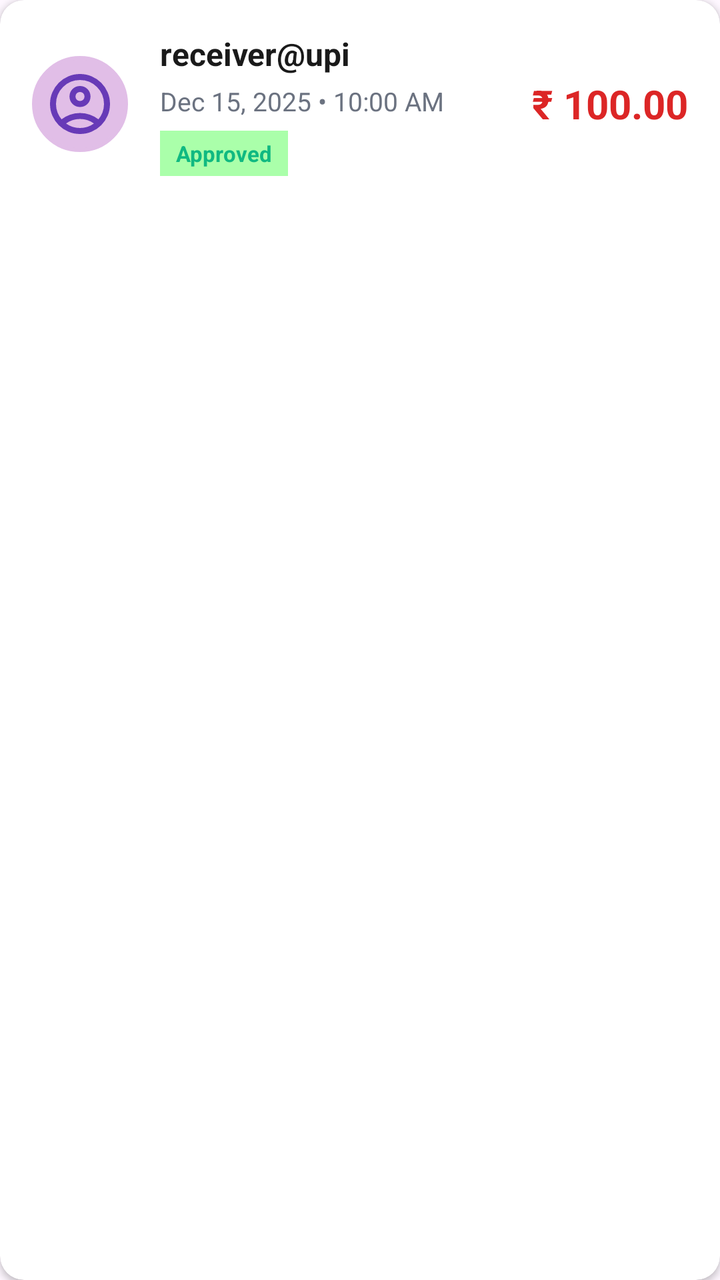
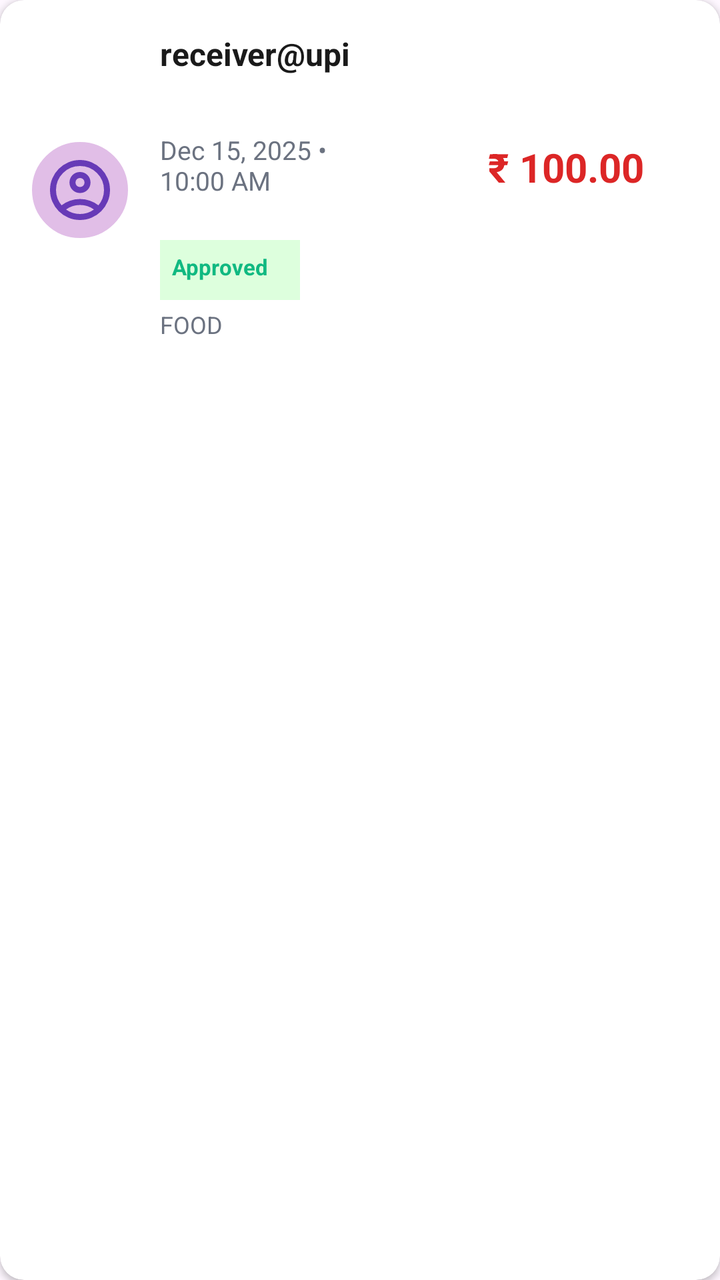

Two renders of the same Android screen: before a commit and after it. Below are the layout's source before the change and the commit's diff.
<!-- AndroidManifest.xml: application theme Theme.UPIApp -->
<!-- res/layout/item_transaction.xml -->
<?xml version="1.0" encoding="utf-8"?>
<androidx.cardview.widget.CardView xmlns:android="http://schemas.android.com/apk/res/android"
    xmlns:app="http://schemas.android.com/apk/res-auto"
    android:layout_width="match_parent"
    android:layout_height="wrap_content"
    android:layout_marginStart="16dp"
    android:layout_marginEnd="16dp"
    android:layout_marginBottom="12dp"
    app:cardCornerRadius="12dp"
    app:cardElevation="2dp"
    app:cardBackgroundColor="@android:color/white">

    <LinearLayout
        android:layout_width="match_parent"
        android:layout_height="wrap_content"
        android:orientation="horizontal"
        android:padding="16dp"
        android:gravity="center_vertical">

        
        <FrameLayout
            android:layout_width="48dp"
            android:layout_height="48dp"
            android:layout_marginEnd="16dp">

            
            <View
                android:id="@+id/icon_background"
                android:layout_width="48dp"
                android:layout_height="48dp"
                android:background="@drawable/circle_background"
                android:backgroundTint="#E1BEE7"/>

            
            <ImageView
                android:id="@+id/icon_transaction_type"
                android:layout_width="48dp"
                android:layout_height="36dp"
                android:layout_gravity="center"
                android:src="@drawable/person_outline"
                android:tint="#673AB7" />
        </FrameLayout>

        
        <LinearLayout
            android:layout_width="0dp"
            android:layout_height="wrap_content"
            android:layout_weight="1"
            android:orientation="vertical">

            
            <TextView
                android:id="@+id/text_receiver"
                android:layout_width="wrap_content"
                android:layout_height="wrap_content"
                android:text="receiver@upi"
                android:textSize="16sp"
                android:textStyle="bold"
                android:textColor="#1A1A1A"
                android:layout_marginBottom="4dp"/>

            
            <TextView
                android:id="@+id/text_timestamp"
                android:layout_width="wrap_content"
                android:layout_height="wrap_content"
                android:text="Dec 15, 2025 • 10:00 AM"
                android:textSize="13sp"
                android:textColor="#6B7280"
                android:layout_marginBottom="6dp"/>

            
            <LinearLayout
                android:layout_width="wrap_content"
                android:layout_height="wrap_content"
                android:orientation="horizontal"
                android:gravity="center_vertical">

                <TextView
                    android:id="@+id/text_status"
                    android:layout_width="wrap_content"
                    android:layout_height="wrap_content"
                    android:background="#5500FF00"
                    android:paddingStart="8dp"
                    android:paddingTop="4dp"
                    android:paddingEnd="8dp"
                    android:paddingBottom="4dp"
                    android:shadowColor="#7C5959"
                    android:text="Approved"
                    android:textColor="#10B981"
                    android:textSize="11sp"
                    android:textStyle="bold" />
            </LinearLayout>
        </LinearLayout>

        
        <TextView
            android:id="@+id/text_amount"
            android:layout_width="wrap_content"
            android:layout_height="wrap_content"
            android:text="₹ 100.00"
            android:textSize="20sp"
            android:textStyle="bold"
            android:textColor="#DC2626"
            android:layout_marginStart="12dp"/>

    </LinearLayout>

</androidx.cardview.widget.CardView>
<!-- resources referenced by this layout -->
<resources>
  <!-- drawable circle_background (drawable) -->
  <?xml version="1.0" encoding="utf-8"?>
  <shape xmlns:android="http://schemas.android.com/apk/res/android"
      android:shape="oval">
      <solid android:color="@android:color/white"/>
      <stroke android:width="2dp" android:color="#CCCCCC"/>
  </shape>
  <!-- drawable person_outline (drawable) -->
  <vector xmlns:android="http://schemas.android.com/apk/res/android" android:height="24dp" android:tint="#000000" android:viewportHeight="960" android:viewportWidth="960" android:width="24dp">
        
      <path android:fillColor="@android:color/white" android:pathData="M234,684Q285,645 348,622.5Q411,600 480,600Q549,600 612,622.5Q675,645 726,684Q761,643 780.5,591Q800,539 800,480Q800,347 706.5,253.5Q613,160 480,160Q347,160 253.5,253.5Q160,347 160,480Q160,539 179.5,591Q199,643 234,684ZM480,520Q421,520 380.5,479.5Q340,439 340,380Q340,321 380.5,280.5Q421,240 480,240Q539,240 579.5,280.5Q620,321 620,380Q620,439 579.5,479.5Q539,520 480,520ZM480,880Q397,880 324,848.5Q251,817 197,763Q143,709 111.5,636Q80,563 80,480Q80,397 111.5,324Q143,251 197,197Q251,143 324,111.5Q397,80 480,80Q563,80 636,111.5Q709,143 763,197Q817,251 848.5,324Q880,397 880,480Q880,563 848.5,636Q817,709 763,763Q709,817 636,848.5Q563,880 480,880ZM480,800Q533,800 580,784.5Q627,769 666,740Q627,711 580,695.5Q533,680 480,680Q427,680 380,695.5Q333,711 294,740Q333,769 380,784.5Q427,800 480,800ZM480,440Q506,440 523,423Q540,406 540,380Q540,354 523,337Q506,320 480,320Q454,320 437,337Q420,354 420,380Q420,406 437,423Q454,440 480,440ZM480,380Q480,380 480,380Q480,380 480,380Q480,380 480,380Q480,380 480,380Q480,380 480,380Q480,380 480,380Q480,380 480,380Q480,380 480,380ZM480,740Q480,740 480,740Q480,740 480,740Q480,740 480,740Q480,740 480,740Q480,740 480,740Q480,740 480,740Q480,740 480,740Q480,740 480,740Z"/>
      
  </vector>
  <style name="Theme.UPIApp" parent="Base.Theme.UPIApp" />
  <style name="Base.Theme.UPIApp" parent="Theme.Material3.DayNight.NoActionBar">
          
          
      </style>
</resources>

<!-- the commit's change to res/layout/item_transaction.xml (unified diff, before → after) -->
@@ -23,7 +23,6 @@
             android:layout_height="48dp"
             android:layout_marginEnd="16dp">
 
-            
             <View
                 android:id="@+id/icon_background"
                 android:layout_width="48dp"
@@ -31,14 +30,13 @@
                 android:background="@drawable/circle_background"
                 android:backgroundTint="#E1BEE7"/>
 
-            
             <ImageView
                 android:id="@+id/icon_transaction_type"
                 android:layout_width="48dp"
                 android:layout_height="36dp"
                 android:layout_gravity="center"
                 android:src="@drawable/person_outline"
-                android:tint="#673AB7" />
+                app:tint="#673AB7" />
         </FrameLayout>
 
         
@@ -48,62 +46,46 @@
             android:layout_weight="1"
             android:orientation="vertical">
 
-            
             <TextView
                 android:id="@+id/text_receiver"
-                android:layout_width="wrap_content"
-                android:layout_height="wrap_content"
                 android:text="receiver@upi"
                 android:textSize="16sp"
                 android:textStyle="bold"
-                android:textColor="#1A1A1A"
-                android:layout_marginBottom="4dp"/>
+                android:textColor="#1A1A1A" android:layout_height="50dp" android:layout_width="100dp"/>
+
+            <TextView
+                android:id="@+id/text_timestamp"
+                android:text="Dec 15, 2025 • 10:00 AM"
+                android:textSize="13sp"
+                android:textColor="#6B7280"
+                android:layout_marginBottom="4dp" android:layout_height="50dp" android:layout_width="100dp"/>
 
             
             <TextView
-                android:id="@+id/text_timestamp"
-                android:layout_width="wrap_content"
-                android:layout_height="wrap_content"
-                android:text="Dec 15, 2025 • 10:00 AM"
-                android:textSize="13sp"
-                android:textColor="#6B7280"
-                android:layout_marginBottom="6dp"/>
+                android:id="@+id/text_status"
+                android:text="Approved"
+                android:textSize="11sp"
+                android:textStyle="bold"
+                android:textColor="#10B981"
+                android:background="#2200FF00"
+                android:padding="6dp" android:layout_height="30dp" android:layout_width="70dp"/>
 
             
-            <LinearLayout
-                android:layout_width="wrap_content"
-                android:layout_height="wrap_content"
-                android:orientation="horizontal"
-                android:gravity="center_vertical">
-
-                <TextView
-                    android:id="@+id/text_status"
-                    android:layout_width="wrap_content"
-                    android:layout_height="wrap_content"
-                    android:background="#5500FF00"
-                    android:paddingStart="8dp"
-                    android:paddingTop="4dp"
-                    android:paddingEnd="8dp"
-                    android:paddingBottom="4dp"
-                    android:shadowColor="#7C5959"
-                    android:text="Approved"
-                    android:textColor="#10B981"
-                    android:textSize="11sp"
-                    android:textStyle="bold" />
-            </LinearLayout>
+            <TextView
+                android:id="@+id/text_category"
+                android:text="FOOD"
+                android:textSize="12sp"
+                android:textColor="#6B7280"
+                android:layout_marginTop="4dp" android:layout_height="20dp" android:layout_width="50dp"/>
         </LinearLayout>
 
         
         <TextView
             android:id="@+id/text_amount"
-            android:layout_width="wrap_content"
-            android:layout_height="wrap_content"
             android:text="₹ 100.00"
             android:textSize="20sp"
             android:textStyle="bold"
             android:textColor="#DC2626"
-            android:layout_marginStart="12dp"/>
-
+            android:layout_marginStart="12dp" android:layout_height="50dp" android:layout_width="100dp"/>
     </LinearLayout>
-
 </androidx.cardview.widget.CardView>
